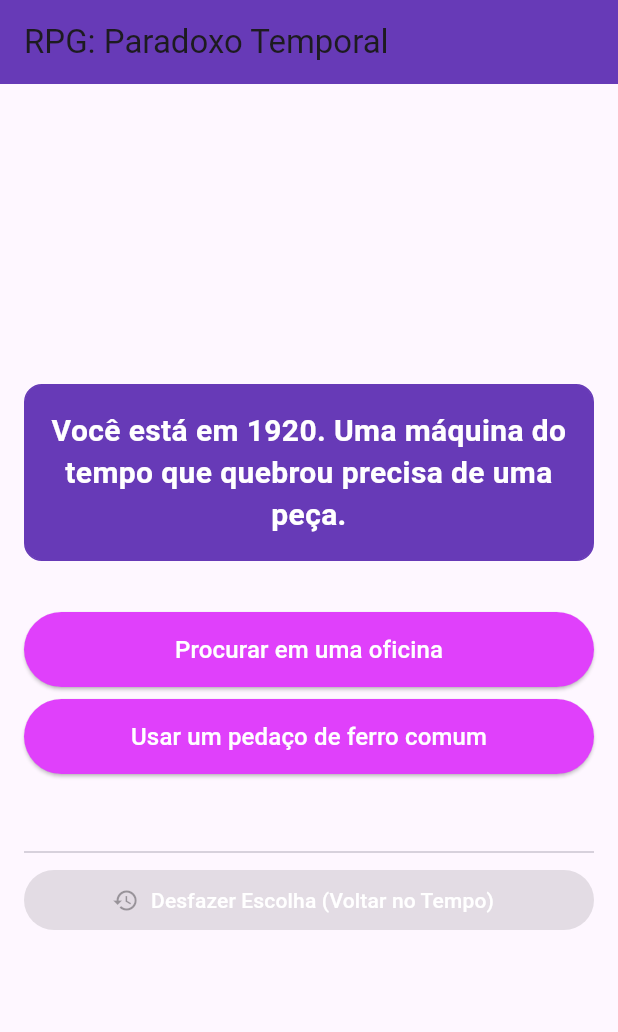
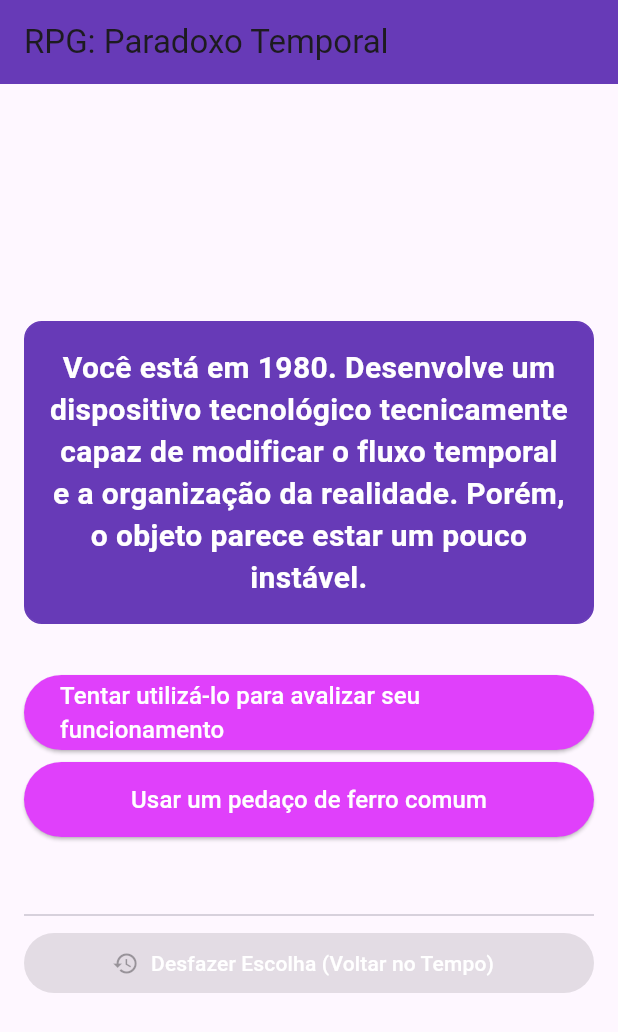
Before and after one commit to RafaelNuintin/rpg_app, a Flutter app: the screen it shows after launch, on a phone screen of 412 x 824 dp. Shown: the top 1032 px of the screen. Run offline on Flutter 3.47's test engine with Material 3 defaults, Android fonts, the light colour scheme and no system bars.

Commit message:
Commit 29-06-2026

```diff
--- a/lib/main.dart
+++ b/lib/main.dart
@@ -25,9 +25,9 @@ class _JogoPageState extends State<JogoPage> {
 
   final List<Map<String, Object>> _perguntas = [
     {
-      'texto': 'Você está em 1920. Uma máquina do tempo que quebrou precisa de uma peça.',
+      'texto': 'Você está em 1980. Desenvolve um dispositivo tecnológico tecnicamente capaz de modificar o fluxo temporal e a organização da realidade. Porém, o objeto parece estar um pouco instável.',
       'respostas': [
-        {'texto': 'Procurar em uma oficina', 'proximoId': 1},
+        {'texto': 'Tentar utilizá-lo para avalizar seu funcionamento', 'proximoId': 1},
         {'texto': 'Usar um pedaço de ferro comum', 'proximoId': 2},
       ],
     },
```
